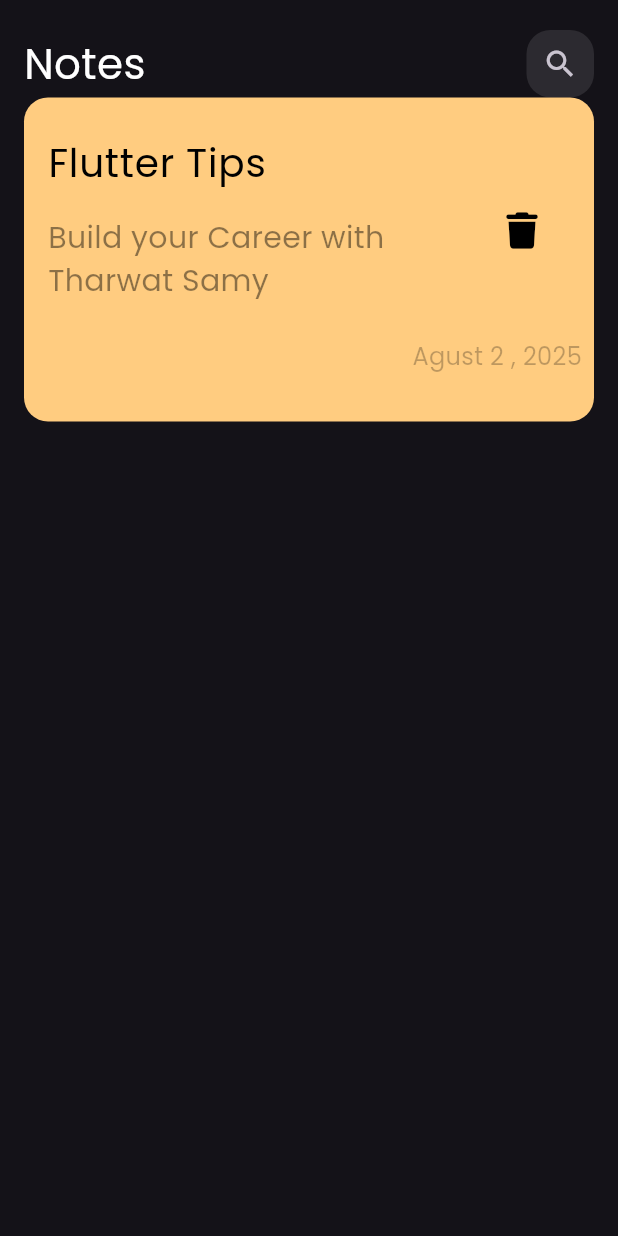
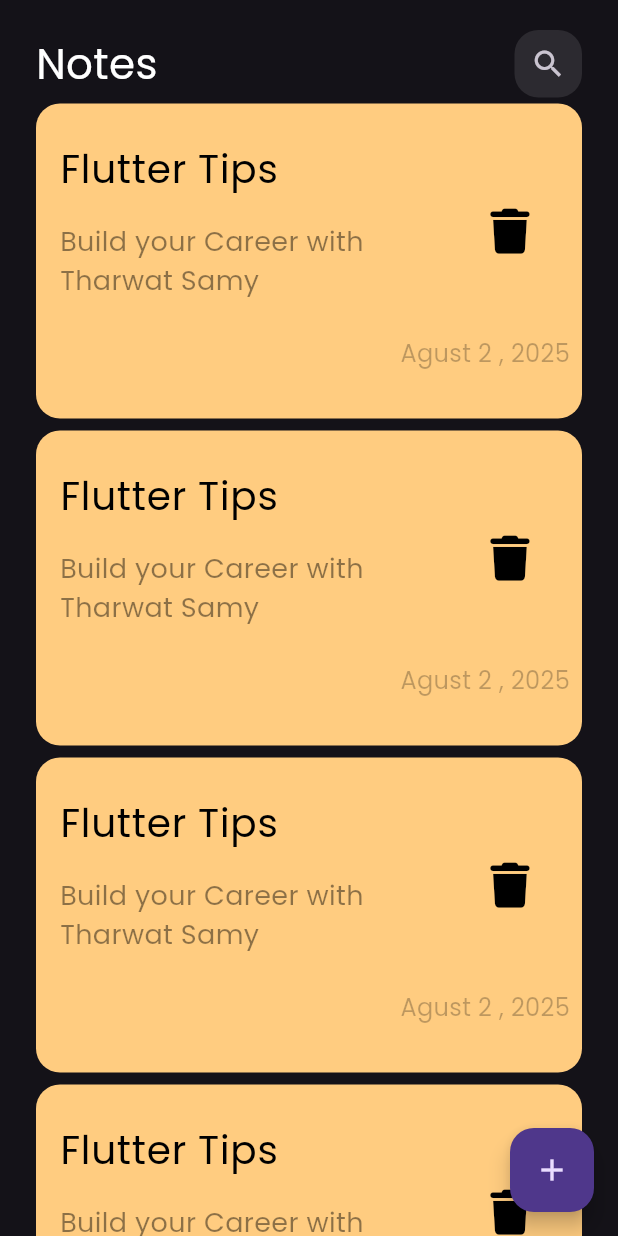
Before and after one commit to seifaboeleash/notes_app, a Flutter app: the screen it shows after launch, on a phone screen of 412 x 824 dp. Run offline on Flutter 3.47's test engine with Material 3 defaults, Android fonts, the phone set to English and light mode, and no system bars; our stand-ins replace font_awesome_flutter.

Commit message:
create notes list view

```diff
--- a/lib/views/notes_view.dart
+++ b/lib/views/notes_view.dart
@@ -6,8 +6,12 @@ class NotesView extends StatelessWidget {
 
   @override
   Widget build(BuildContext context) {
-    return  const Scaffold(
-     body: NotesViewBody(),
+    return Scaffold(
+      floatingActionButton: FloatingActionButton(
+        onPressed: () {},
+        child: const Icon(Icons.add),
+      ),
+      body: const NotesViewBody(),
     );
   }
 }
--- a/lib/widgets/custom_note_item.dart
+++ b/lib/widgets/custom_note_item.dart
@@ -29,14 +29,15 @@ class NoteItem extends StatelessWidget {
                 'Build your Career with Tharwat Samy',
                 style: TextStyle(
                   color: Colors.black45,
-                   fontSize: 20,),
+                   fontSize: 18,),
 
               ),
             ),
             trailing: IconButton(
               onPressed: () {},
-              icon: const Icon(FontAwesomeIcons.trash),
+              icon: const Icon(FontAwesomeIcons.trash ),
               color: Colors.black,
+              iconSize: 30,
             ),
           ),
          const  Padding(
--- /dev/null
+++ b/lib/widgets/note_list_view.dart
@@ -0,0 +1,19 @@
+import 'package:flutter/material.dart';
+import 'package:notes_app/widgets/custom_note_item.dart';
+
+class NoteListView extends StatelessWidget {
+  const NoteListView({super.key});
+
+  @override
+  Widget build(BuildContext context) {
+    return  ListView.builder(
+      itemBuilder: (context , index) {
+       return const Padding(
+        padding: EdgeInsets.symmetric(vertical: 4),
+        child: NoteItem(),
+        );
+
+      }
+      );
+  }
+}
--- a/lib/widgets/notes_view_body.dart
+++ b/lib/widgets/notes_view_body.dart
@@ -2,6 +2,7 @@ import 'package:flutter/material.dart';
 import 'package:font_awesome_flutter/font_awesome_flutter.dart';
 import 'package:notes_app/widgets/custom_app_bar.dart';
 import 'package:notes_app/widgets/custom_note_item.dart';
+import 'package:notes_app/widgets/note_list_view.dart';
 
 class NotesViewBody extends StatelessWidget {
   const NotesViewBody({super.key});
@@ -9,14 +10,15 @@ class NotesViewBody extends StatelessWidget {
   @override
   Widget build(BuildContext context) {
     return const Padding(
-      padding: const EdgeInsets.symmetric(horizontal: 16),
+      padding: const EdgeInsets.symmetric(horizontal: 24
+      ),
       child: const Column(
         children: [
           SizedBox(
             height: 20,
           ),
           CustomAppBar(),
-          NoteItem()
+          Expanded(child: NoteListView(),),
         ],
       ),
     );
```
